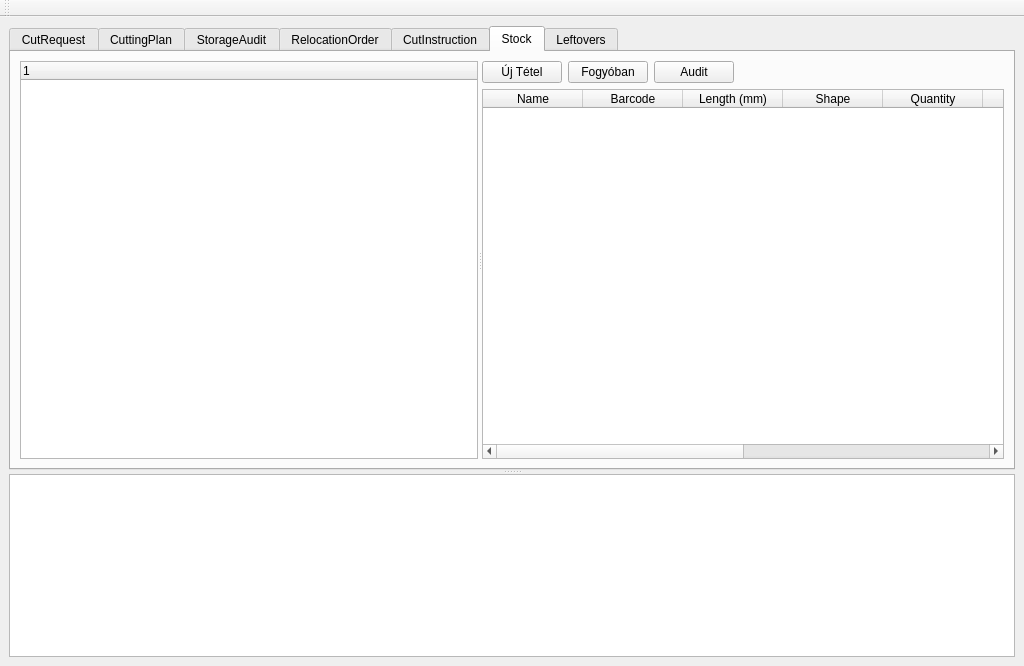
horvathzoltan/cutplannerpro, file view/MainWindow.ui: the form before one commit.
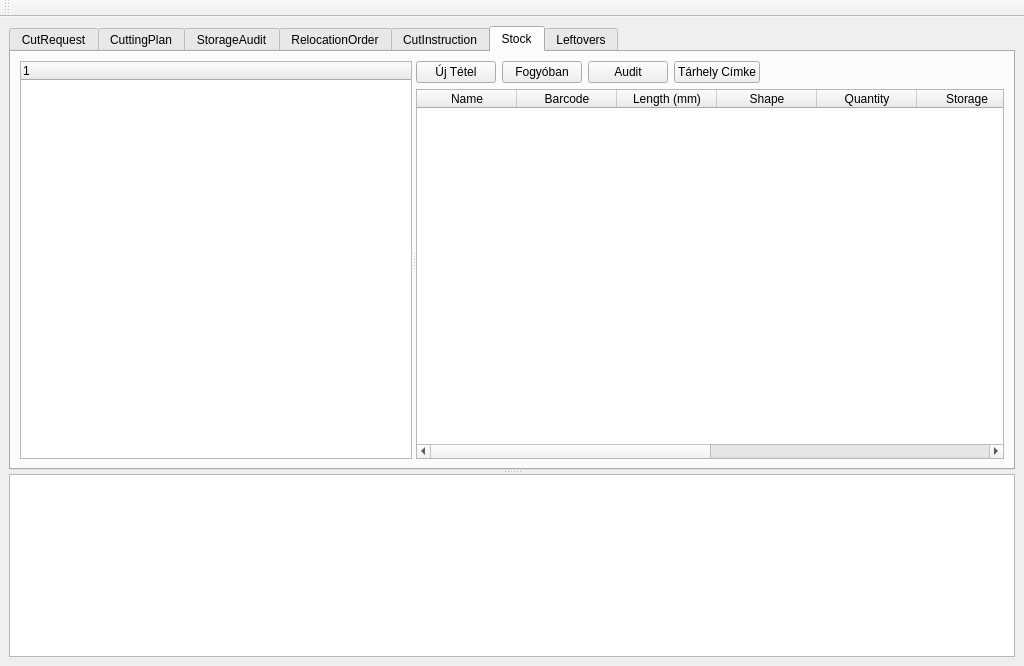
The form after the commit. The open tabs and pages were chosen to show the change.

```diff
--- a/view/MainWindow.ui
+++ b/view/MainWindow.ui
@@ -705,6 +705,13 @@
                   </property>
                  </widget>
                 </item>
+                <item>
+                 <widget class="QPushButton" name="btn_StorageLabel">
+                  <property name="text">
+                   <string>Tárhely Címke</string>
+                  </property>
+                 </widget>
+                </item>
                 <item>
                  <spacer name="horizontalSpacer_5">
                   <property name="orientation">
```
